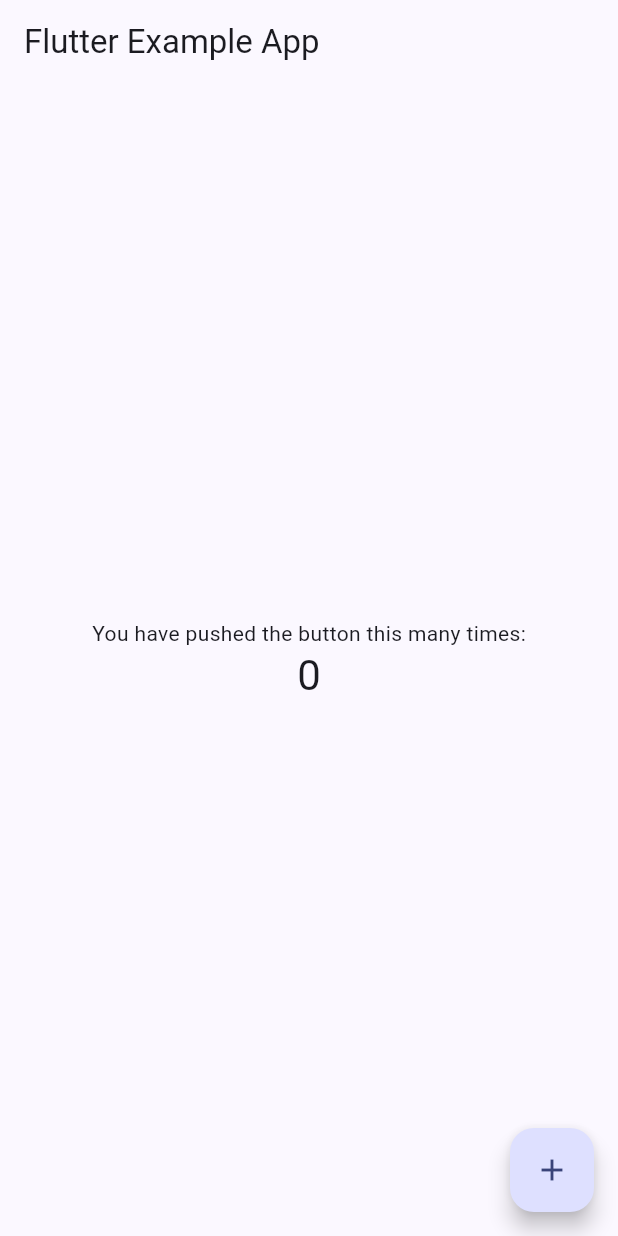
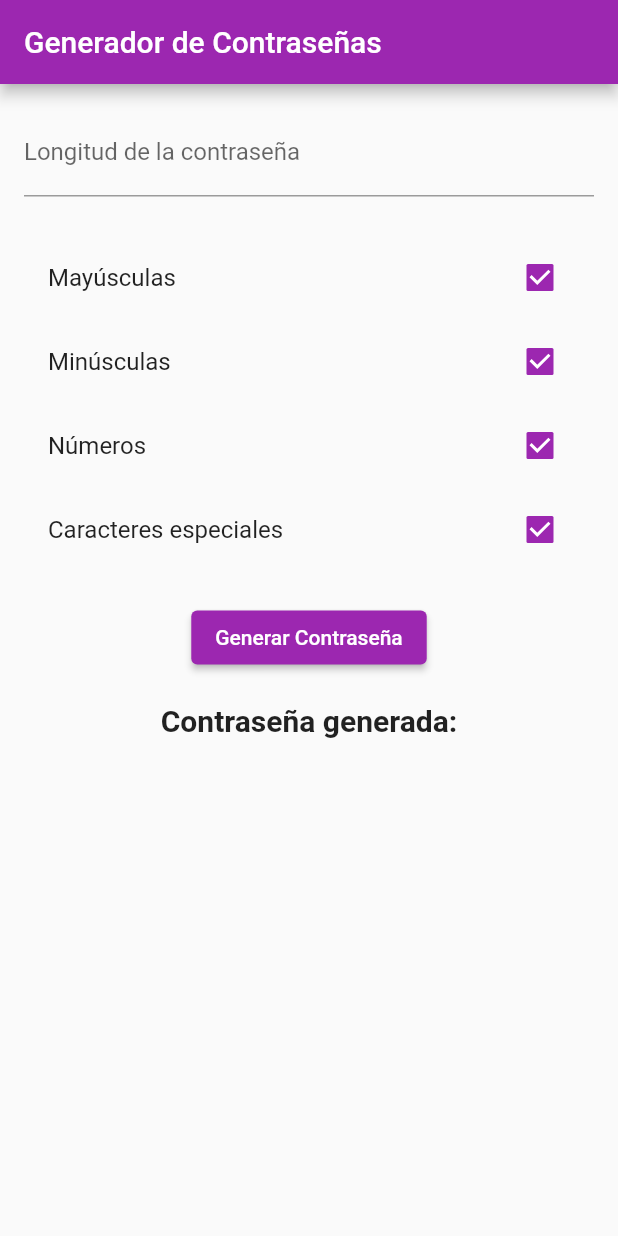
Before and after one commit to softhamck/GeneradordeContrasenas-ProyectoFinal, a Flutter app: the screen it shows after launch, on a phone screen of 412 x 824 dp. Run offline on Flutter 3.47's test engine with Material 2 defaults, Android fonts, the phone set to English and light mode, and no system bars.

Commit message:
Modificación Archivo .dart, con la estructura del proyecto

```diff
--- a/lib/main.dart
+++ b/lib/main.dart
@@ -1,114 +1,152 @@
 import 'package:flutter/material.dart';
+import 'dart:math';
 
-void main() {
-  runApp(const MyApp());
-}
+void main() => runApp(MyApp());
 
 class MyApp extends StatelessWidget {
-  const MyApp({super.key});
-
-  // This widget is the root of your application.
   @override
   Widget build(BuildContext context) {
     return MaterialApp(
-      title: 'Flutter App',
+      title: 'Generador de Contraseñas',
       theme: ThemeData(
-        colorSchemeSeed: Colors.indigo,
-        useMaterial3: true,
-        brightness: Brightness.light,
+        colorScheme: ColorScheme.fromSwatch(primarySwatch: Colors.purple),
       ),
-      darkTheme: ThemeData(
-        colorSchemeSeed: Colors.blue,
-        useMaterial3: true,
-        brightness: Brightness.dark,
-      ),
-      home: const MyHomePage(title: 'Flutter Example App'),
-      debugShowCheckedModeBanner: false,
+      home: PasswordGenerator(),
     );
   }
 }
 
-class MyHomePage extends StatefulWidget {
-  const MyHomePage({super.key, required this.title});
-
-  // This widget is the home page of your application. It is stateful, meaning
-  // that it has a State object (defined below) that contains fields that affect
-  // how it looks.
-
-  // This class is the configuration for the state. It holds the values (in this
-  // case the title) provided by the parent (in this case the App widget) and
-  // used by the build method of the State. Fields in a Widget subclass are
-  // always marked "final".
-
-  final String title;
-
+class PasswordGenerator extends StatefulWidget {
   @override
-  State<MyHomePage> createState() => _MyHomePageState();
+  _PasswordGeneratorState createState() => _PasswordGeneratorState();
 }
 
-class _MyHomePageState extends State<MyHomePage> {
-  int _counter = 0;
+class _PasswordGeneratorState extends State<PasswordGenerator> {
+  String generatedPassword = '';
+  final TextEditingController lengthController = TextEditingController();
+  bool useUppercase = true;
+  bool useLowercase = true;
+  bool useNumbers = true;
+  bool useSpecialChars = true;
+  String errorText = '';
 
-  void _incrementCounter() {
-    setState(() {
-      // This call to setState tells the Flutter framework that something has
-      // changed in this State, which causes it to rerun the build method below
-      // so that the display can reflect the updated values. If we changed
-      // _counter without calling setState(), then the build method would not be
-      // called again, and so nothing would appear to happen.
-      _counter++;
-    });
+  String generatePassword() {
+    final String uppercaseChars = 'ABCDEFGHIJKLMNOPQRSTUVWXYZ';
+    final String lowercaseChars = 'abcdefghijklmnopqrstuvwxyz';
+    final String numberChars = '0123456789';
+    final String specialChars = '!@#\$%^&*()_+[]{}|;:,.<>?';
+
+    String allowedChars = '';
+    if (useUppercase) allowedChars += uppercaseChars;
+    if (useLowercase) allowedChars += lowercaseChars;
+    if (useNumbers) allowedChars += numberChars;
+    if (useSpecialChars) allowedChars += specialChars;
+
+    if (allowedChars.isEmpty) {
+      return 'Selecciona al menos un tipo de carácter.';
+    }
+
+    final random = Random();
+    String password = '';
+    for (int i = 0; i < int.parse(lengthController.text); i++) {
+      password += allowedChars[random.nextInt(allowedChars.length)];
+    }
+    return password;
+  }
+
+  void generateButtonPressed() {
+    if (lengthController.text.isEmpty) {
+      setState(() {
+        errorText = 'Por favor, ingresa la longitud de la contraseña.';
+      });
+    } else {
+      setState(() {
+        errorText = '';
+        generatedPassword = generatePassword();
+      });
+    }
   }
 
   @override
   Widget build(BuildContext context) {
-    // This method is rerun every time setState is called, for instance as done
-    // by the _incrementCounter method above.
-    //
-    // The Flutter framework has been optimized to make rerunning build methods
-    // fast, so that you can just rebuild anything that needs updating rather
-    // than having to individually change instances of widgets.
     return Scaffold(
       appBar: AppBar(
-        // Here we take the value from the MyHomePage object that was created by
-        // the App.build method, and use it to set our appbar title.
-        title: Text(widget.title),
+        title: Text('Generador de Contraseñas'),
       ),
-      body: Center(
-        // Center is a layout widget. It takes a single child and positions it
-        // in the middle of the parent.
+      body: Padding(
+        padding: const EdgeInsets.all(16.0),
         child: Column(
-          // Column is also a layout widget. It takes a list of children and
-          // arranges them vertically. By default, it sizes itself to fit its
-          // children horizontally, and tries to be as tall as its parent.
-          //
-          // Invoke "debug painting" (press "p" in the console, choose the
-          // "Toggle Debug Paint" action from the Flutter Inspector in Android
-          // Studio, or the "Toggle Debug Paint" command in Visual Studio Code)
-          // to see the wireframe for each widget.
-          //
-          // Column has various properties to control how it sizes itself and
-          // how it positions its children. Here we use mainAxisAlignment to
-          // center the children vertically; the main axis here is the vertical
-          // axis because Columns are vertical (the cross axis would be
-          // horizontal).
-          mainAxisAlignment: MainAxisAlignment.center,
-          children: <Widget>[
-            const Text(
-              'You have pushed the button this many times:',
+          children: [
+            TextField(
+              controller: lengthController,
+              keyboardType: TextInputType.number,
+              decoration:
+                  InputDecoration(labelText: 'Longitud de la contraseña'),
             ),
             Text(
-              '$_counter',
-              style: Theme.of(context).textTheme.headlineMedium,
+              errorText,
+              style: TextStyle(color: Colors.red),
+            ),
+            SizedBox(height: 10),
+            CheckboxListTile(
+              title: Text('Mayúsculas'),
+              value: useUppercase,
+              onChanged: (value) {
+                setState(() {
+                  useUppercase = value!;
+                });
+              },
+            ),
+            CheckboxListTile(
+              title: Text('Minúsculas'),
+              value: useLowercase,
+              onChanged: (value) {
+                setState(() {
+                  useLowercase = value!;
+                });
+              },
+            ),
+            CheckboxListTile(
+              title: Text('Números'),
+              value: useNumbers,
+              onChanged: (value) {
+                setState(() {
+                  useNumbers = value!;
+                });
+              },
+            ),
+            CheckboxListTile(
+              title: Text('Caracteres especiales'),
+              value: useSpecialChars,
+              onChanged: (value) {
+                setState(() {
+                  useSpecialChars = value!;
+                });
+              },
+            ),
+            SizedBox(height: 20),
+            ElevatedButton(
+              onPressed: generateButtonPressed,
+              child: Text('Generar Contraseña'),
+            ),
+            SizedBox(height: 20),
+            Text(
+              'Contraseña generada:',
+              style: TextStyle(
+                fontSize: 20, // Tamaño de la fuente
+                fontWeight: FontWeight.bold, // Negrita
+              ),
+            ),
+            Text(
+              generatedPassword,
+              style: TextStyle(
+                fontSize: 20, // Tamaño de la fuente
+                fontWeight: FontWeight.bold, // Negrita
+              ),
             ),
           ],
         ),
       ),
-      floatingActionButton: FloatingActionButton(
-        onPressed: _incrementCounter,
-        tooltip: 'Increment',
-        child: const Icon(Icons.add),
-      ), // This trailing comma makes auto-formatting nicer for build methods.
     );
   }
 }
```
